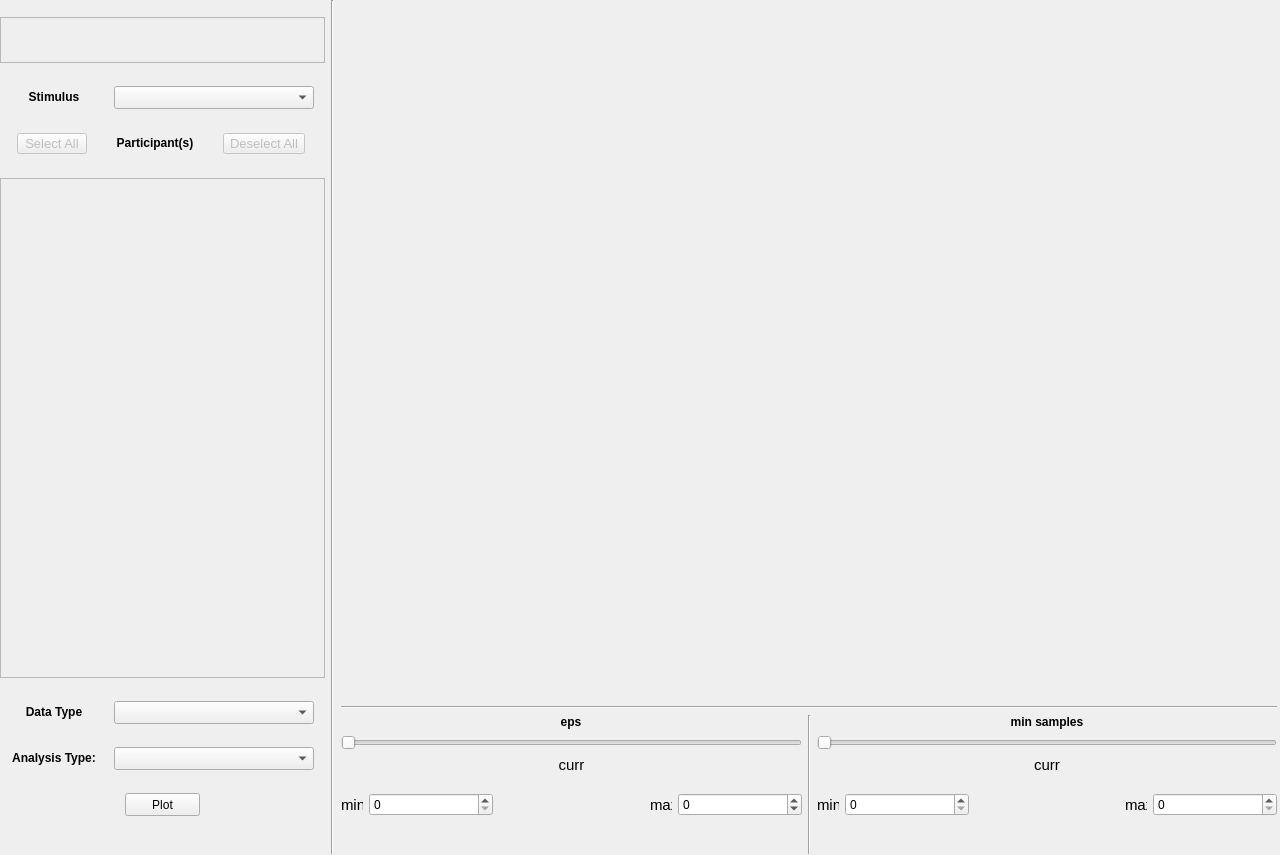
Old version of the form src/main/app_gui.ui in the repository ks061/eye-tracking-visualizer.
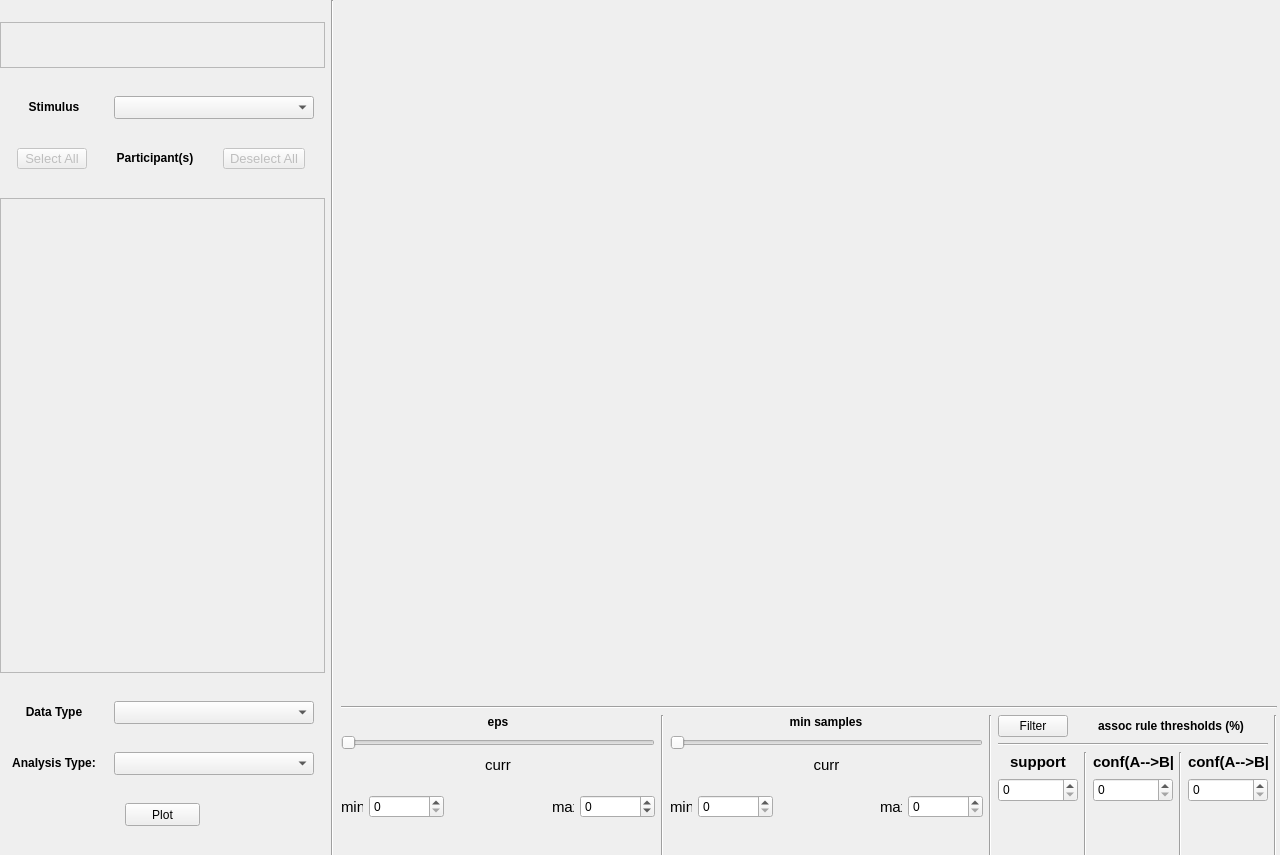
New version of the form.

Patch:
```diff
--- a/src/main/app_gui.ui
+++ b/src/main/app_gui.ui
@@ -29,7 +29,7 @@
       <x>0</x>
       <y>0</y>
       <width>1277</width>
-      <height>854</height>
+      <height>858</height>
      </rect>
     </property>
     <layout class="QHBoxLayout" name="plotting_row_hbox">
@@ -243,13 +243,13 @@
          <property name="minimumSize">
           <size>
            <width>325</width>
-           <height>500</height>
+           <height>475</height>
           </size>
          </property>
          <property name="maximumSize">
           <size>
            <width>325</width>
-           <height>500</height>
+           <height>475</height>
           </size>
          </property>
          <property name="frameShape">
@@ -270,7 +270,7 @@
             <x>0</x>
             <y>0</y>
             <width>323</width>
-            <height>498</height>
+            <height>473</height>
            </rect>
           </property>
          </widget>
@@ -393,7 +393,7 @@
          <property name="sizeHint" stdset="0">
           <size>
            <width>20</width>
-           <height>20</height>
+           <height>10</height>
           </size>
          </property>
         </spacer>
@@ -502,27 +502,17 @@
              </item>
              <item>
               <widget class="QSpinBox" name="eps_input_min">
+               <property name="maximumSize">
+                <size>
+                 <width>75</width>
+                 <height>16777215</height>
+                </size>
+               </property>
                <property name="maximum">
                 <number>999999</number>
                </property>
               </widget>
              </item>
-             <item>
-              <spacer name="horizontalSpacer_11">
-               <property name="orientation">
-                <enum>Qt::Horizontal</enum>
-               </property>
-               <property name="sizeType">
-                <enum>QSizePolicy::Fixed</enum>
-               </property>
-               <property name="sizeHint" stdset="0">
-                <size>
-                 <width>10</width>
-                 <height>20</height>
-                </size>
-               </property>
-              </spacer>
-             </item>
              <item>
               <layout class="QVBoxLayout" name="verticalLayout">
                <item>
@@ -560,22 +550,6 @@
                </item>
               </layout>
              </item>
-             <item>
-              <spacer name="horizontalSpacer_20">
-               <property name="orientation">
-                <enum>Qt::Horizontal</enum>
-               </property>
-               <property name="sizeType">
-                <enum>QSizePolicy::Fixed</enum>
-               </property>
-               <property name="sizeHint" stdset="0">
-                <size>
-                 <width>10</width>
-                 <height>20</height>
-                </size>
-               </property>
-              </spacer>
-             </item>
              <item>
               <widget class="QLabel" name="eps_max_label">
                <property name="maximumSize">
@@ -594,6 +568,12 @@
              </item>
              <item>
               <widget class="QSpinBox" name="eps_input_max">
+               <property name="maximumSize">
+                <size>
+                 <width>75</width>
+                 <height>16777215</height>
+                </size>
+               </property>
                <property name="minimum">
                 <number>-1</number>
                </property>
@@ -680,6 +660,12 @@
              </item>
              <item>
               <widget class="QSpinBox" name="min_samples_input_min">
+               <property name="maximumSize">
+                <size>
+                 <width>75</width>
+                 <height>16777215</height>
+                </size>
+               </property>
                <property name="minimum">
                 <number>0</number>
                </property>
@@ -691,22 +677,6 @@
                </property>
               </widget>
              </item>
-             <item>
-              <spacer name="horizontalSpacer_4">
-               <property name="orientation">
-                <enum>Qt::Horizontal</enum>
-               </property>
-               <property name="sizeType">
-                <enum>QSizePolicy::Fixed</enum>
-               </property>
-               <property name="sizeHint" stdset="0">
-                <size>
-                 <width>10</width>
-                 <height>20</height>
-                </size>
-               </property>
-              </spacer>
-             </item>
              <item>
               <layout class="QVBoxLayout" name="verticalLayout_2">
                <item>
@@ -744,22 +714,6 @@
                </item>
               </layout>
              </item>
-             <item>
-              <spacer name="horizontalSpacer_3">
-               <property name="orientation">
-                <enum>Qt::Horizontal</enum>
-               </property>
-               <property name="sizeType">
-                <enum>QSizePolicy::Fixed</enum>
-               </property>
-               <property name="sizeHint" stdset="0">
-                <size>
-                 <width>10</width>
-                 <height>20</height>
-                </size>
-               </property>
-              </spacer>
-             </item>
              <item>
               <widget class="QLabel" name="min_samples_max_label">
                <property name="maximumSize">
@@ -778,6 +732,12 @@
              </item>
              <item>
               <widget class="QSpinBox" name="min_samples_input_max">
+               <property name="maximumSize">
+                <size>
+                 <width>75</width>
+                 <height>16777215</height>
+                </size>
+               </property>
                <property name="maximum">
                 <number>999999</number>
                </property>
@@ -787,6 +747,256 @@
            </item>
           </layout>
          </item>
+         <item>
+          <widget class="Line" name="line_4">
+           <property name="orientation">
+            <enum>Qt::Vertical</enum>
+           </property>
+          </widget>
+         </item>
+         <item>
+          <layout class="QVBoxLayout" name="verticalLayout_4">
+           <item>
+            <layout class="QHBoxLayout" name="horizontalLayout_6">
+             <item>
+              <widget class="QPushButton" name="assoc_filter_button">
+               <property name="minimumSize">
+                <size>
+                 <width>0</width>
+                 <height>0</height>
+                </size>
+               </property>
+               <property name="maximumSize">
+                <size>
+                 <width>70</width>
+                 <height>16777215</height>
+                </size>
+               </property>
+               <property name="text">
+                <string>Filter</string>
+               </property>
+              </widget>
+             </item>
+             <item>
+              <widget class="QLabel" name="assoc_rule_thresholds_label">
+               <property name="enabled">
+                <bool>true</bool>
+               </property>
+               <property name="sizePolicy">
+                <sizepolicy hsizetype="Preferred" vsizetype="Preferred">
+                 <horstretch>0</horstretch>
+                 <verstretch>0</verstretch>
+                </sizepolicy>
+               </property>
+               <property name="minimumSize">
+                <size>
+                 <width>0</width>
+                 <height>0</height>
+                </size>
+               </property>
+               <property name="maximumSize">
+                <size>
+                 <width>200</width>
+                 <height>16777215</height>
+                </size>
+               </property>
+               <property name="text">
+                <string>&lt;html&gt;&lt;head/&gt;&lt;body&gt;&lt;p align=&quot;center&quot;&gt;&lt;span style=&quot; font-weight:600;&quot;&gt;assoc rule thresholds (%)&lt;/span&gt;&lt;/p&gt;&lt;/body&gt;&lt;/html&gt;</string>
+               </property>
+               <property name="textFormat">
+                <enum>Qt::AutoText</enum>
+               </property>
+               <property name="scaledContents">
+                <bool>false</bool>
+               </property>
+               <property name="alignment">
+                <set>Qt::AlignCenter</set>
+               </property>
+              </widget>
+             </item>
+            </layout>
+           </item>
+           <item>
+            <widget class="Line" name="line_8">
+             <property name="orientation">
+              <enum>Qt::Horizontal</enum>
+             </property>
+            </widget>
+           </item>
+           <item>
+            <layout class="QHBoxLayout" name="horizontalLayout_7">
+             <item>
+              <layout class="QVBoxLayout" name="verticalLayout_8">
+               <item>
+                <widget class="QLabel" name="support_label">
+                 <property name="minimumSize">
+                  <size>
+                   <width>80</width>
+                   <height>20</height>
+                  </size>
+                 </property>
+                 <property name="maximumSize">
+                  <size>
+                   <width>52</width>
+                   <height>16777215</height>
+                  </size>
+                 </property>
+                 <property name="text">
+                  <string>&lt;html&gt;&lt;head/&gt;&lt;body&gt;&lt;p align=&quot;center&quot;&gt;&lt;span style=&quot; font-size:11pt; font-weight:600;&quot;&gt;support&lt;/span&gt;&lt;/p&gt;&lt;/body&gt;&lt;/html&gt;</string>
+                 </property>
+                 <property name="alignment">
+                  <set>Qt::AlignCenter</set>
+                 </property>
+                </widget>
+               </item>
+               <item>
+                <widget class="QSpinBox" name="support_input">
+                 <property name="minimumSize">
+                  <size>
+                   <width>0</width>
+                   <height>24</height>
+                  </size>
+                 </property>
+                </widget>
+               </item>
+               <item>
+                <spacer name="verticalSpacer_3">
+                 <property name="orientation">
+                  <enum>Qt::Vertical</enum>
+                 </property>
+                 <property name="sizeHint" stdset="0">
+                  <size>
+                   <width>20</width>
+                   <height>40</height>
+                  </size>
+                 </property>
+                </spacer>
+               </item>
+              </layout>
+             </item>
+             <item>
+              <widget class="Line" name="line_7">
+               <property name="orientation">
+                <enum>Qt::Vertical</enum>
+               </property>
+              </widget>
+             </item>
+             <item>
+              <layout class="QVBoxLayout" name="verticalLayout_7">
+               <item>
+                <widget class="QLabel" name="forward_confidence_label">
+                 <property name="minimumSize">
+                  <size>
+                   <width>0</width>
+                   <height>20</height>
+                  </size>
+                 </property>
+                 <property name="maximumSize">
+                  <size>
+                   <width>80</width>
+                   <height>16777215</height>
+                  </size>
+                 </property>
+                 <property name="text">
+                  <string>&lt;html&gt;&lt;head/&gt;&lt;body&gt;&lt;p align=&quot;center&quot;&gt;&lt;span style=&quot; font-size:11pt; font-weight:600;&quot;&gt;conf(A--&amp;gt;B|A)&lt;/span&gt;&lt;/p&gt;&lt;/body&gt;&lt;/html&gt;</string>
+                 </property>
+                 <property name="alignment">
+                  <set>Qt::AlignCenter</set>
+                 </property>
+                </widget>
+               </item>
+               <item>
+                <widget class="QSpinBox" name="forward_confidence_input">
+                 <property name="minimumSize">
+                  <size>
+                   <width>0</width>
+                   <height>24</height>
+                  </size>
+                 </property>
+                </widget>
+               </item>
+               <item>
+                <spacer name="verticalSpacer_4">
+                 <property name="orientation">
+                  <enum>Qt::Vertical</enum>
+                 </property>
+                 <property name="sizeHint" stdset="0">
+                  <size>
+                   <width>20</width>
+                   <height>40</height>
+                  </size>
+                 </property>
+                </spacer>
+               </item>
+              </layout>
+             </item>
+             <item>
+              <widget class="Line" name="line_6">
+               <property name="orientation">
+                <enum>Qt::Vertical</enum>
+               </property>
+              </widget>
+             </item>
+             <item>
+              <layout class="QVBoxLayout" name="verticalLayout_5">
+               <item>
+                <widget class="QLabel" name="backward_confidence_label">
+                 <property name="minimumSize">
+                  <size>
+                   <width>0</width>
+                   <height>20</height>
+                  </size>
+                 </property>
+                 <property name="maximumSize">
+                  <size>
+                   <width>80</width>
+                   <height>16777215</height>
+                  </size>
+                 </property>
+                 <property name="text">
+                  <string>&lt;html&gt;&lt;head/&gt;&lt;body&gt;&lt;p align=&quot;center&quot;&gt;&lt;span style=&quot; font-size:11pt; font-weight:600;&quot;&gt;conf(A--&amp;gt;B|B)&lt;/span&gt;&lt;/p&gt;&lt;/body&gt;&lt;/html&gt;</string>
+                 </property>
+                 <property name="alignment">
+                  <set>Qt::AlignCenter</set>
+                 </property>
+                </widget>
+               </item>
+               <item>
+                <widget class="QSpinBox" name="backward_confidence_input">
+                 <property name="minimumSize">
+                  <size>
+                   <width>0</width>
+                   <height>24</height>
+                  </size>
+                 </property>
+                </widget>
+               </item>
+               <item>
+                <spacer name="verticalSpacer_5">
+                 <property name="orientation">
+                  <enum>Qt::Vertical</enum>
+                 </property>
+                 <property name="sizeHint" stdset="0">
+                  <size>
+                   <width>20</width>
+                   <height>40</height>
+                  </size>
+                 </property>
+                </spacer>
+               </item>
+              </layout>
+             </item>
+            </layout>
+           </item>
+          </layout>
+         </item>
+         <item>
+          <widget class="Line" name="line_5">
+           <property name="orientation">
+            <enum>Qt::Vertical</enum>
+           </property>
+          </widget>
+         </item>
         </layout>
        </item>
       </layout>
```
